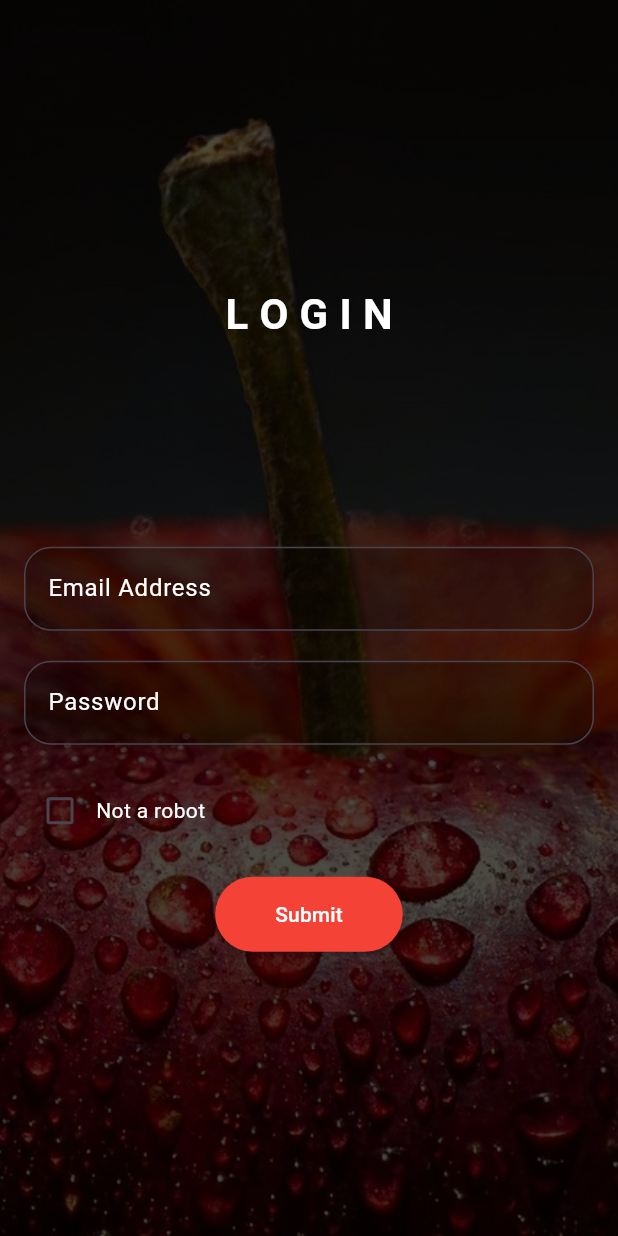
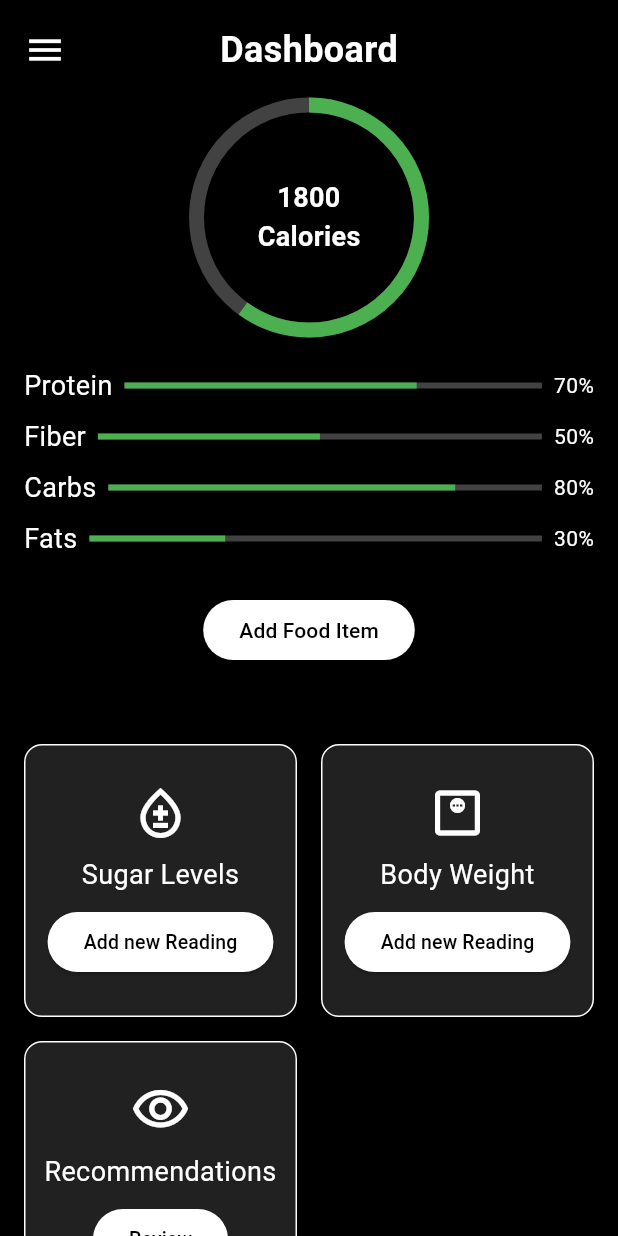
Before and after one commit to himanshuchopade97/Nourish, a Flutter app: the LoginPage screen opened directly, after a tap on "Submit", on a phone screen of 412 x 824 dp. Run offline on Flutter 3.47's test engine with Material 3 defaults, Android fonts, the phone set to English and light mode, and no system bars.

Commit message:
Add dashboard and update login functionality

```diff
--- a/lib/main.dart
+++ b/lib/main.dart
@@ -1,5 +1,7 @@
 import 'package:flutter/material.dart';
+import 'package:nourish/pages/dashboard.dart';
 import 'package:nourish/pages/homepage.dart';
+import 'package:nourish/pages/loginpage.dart';
 
 void main() async {
 
--- /dev/null
+++ b/lib/pages/dashboard.dart
@@ -0,0 +1,208 @@
+import 'package:flutter/material.dart';
+
+class DashboardPage extends StatefulWidget {
+  const DashboardPage({super.key});
+
+  @override
+  State<DashboardPage> createState() => _DashboardPageState();
+}
+
+class _DashboardPageState extends State<DashboardPage> {
+  int calories = 1800;
+
+  Widget _buildCard(
+      {required IconData icon,
+      required String title,
+      required String buttonText}) {
+    return Container(
+      padding: const EdgeInsets.all(12),
+      decoration: BoxDecoration(
+        color: Colors.grey[900],
+        borderRadius: BorderRadius.circular(12),
+        border: Border.all(color: Colors.white, width: 1),
+      ),
+      child: Column(
+        mainAxisAlignment: MainAxisAlignment.center,
+        children: [
+          Icon(icon, color: Colors.white, size: 40),
+          const SizedBox(height: 8),
+          Text(
+            title,
+            style: const TextStyle(color: Colors.white, fontSize: 18),
+            textAlign: TextAlign.center,
+          ),
+          const SizedBox(height: 8),
+          ElevatedButton(
+            onPressed: () {
+              // Handle button action
+            },
+            style: ElevatedButton.styleFrom(
+              backgroundColor: Colors.white,
+              foregroundColor: Colors.black,
+              alignment: Alignment.center
+            ),
+            child: Text(buttonText, style: TextStyle(fontSize: 13),),
+          ),
+        ],
+      ),
+    );
+  }
+
+  @override
+  Widget build(BuildContext context) {
+    return Scaffold(
+      backgroundColor: Colors.black,
+      body: SafeArea(
+        child: SingleChildScrollView(
+          child: Column(
+            children: [
+              Padding(
+                padding: const EdgeInsets.all(16.0),
+                child: Column(
+                  crossAxisAlignment: CrossAxisAlignment.start,
+                  children: [
+                    // Top Bar
+                    const Row(
+                      mainAxisAlignment: MainAxisAlignment.spaceBetween,
+                      children: [
+                        Icon(Icons.menu, color: Colors.white, size: 28),
+                        Text(
+                          "Dashboard",
+                          style: TextStyle(
+                            color: Colors.white,
+                            fontSize: 24,
+                            fontWeight: FontWeight.bold,
+                          ),
+                        ),
+                        SizedBox(width: 28),
+                      ],
+                    ),
+                    const SizedBox(height: 20),
+
+                    // Circular Progress Indicator
+                    Row(
+                      mainAxisAlignment: MainAxisAlignment.center,
+                      children: [
+                        Stack(
+                          alignment: Alignment.center,
+                          children: [
+                            SizedBox(
+                              width: 150,
+                              height: 150,
+                              child: CircularProgressIndicator(
+                                value:
+                                    calories / 3000, // Dynamic progress value
+                                strokeWidth: 10,
+                                backgroundColor: Colors.grey.shade800,
+                                color: Colors.green,
+                              ),
+                            ),
+                            Text(
+                              "$calories\nCalories",
+                              textAlign: TextAlign.center,
+                              style: const TextStyle(
+                                color: Colors.white,
+                                fontSize: 18,
+                                fontWeight: FontWeight.bold,
+                              ),
+                            ),
+                          ],
+                        ),
+                      ],
+                    ),
+                    const SizedBox(height: 20),
+
+                    // Nutritional Bars
+                    Column(
+                      children: [
+                        _buildNutrientRow("Protein", 0.7),
+                        _buildNutrientRow("Fiber", 0.5),
+                        _buildNutrientRow("Carbs", 0.8),
+                        _buildNutrientRow("Fats", 0.3),
+                      ],
+                    ),
+                    const SizedBox(height: 20),
+
+                    // Add Food Item Button
+                    Center(
+                      child: ElevatedButton(
+                        onPressed: () {
+                          // Handle Add Food Item action
+                        },
+                        style: ElevatedButton.styleFrom(
+                          backgroundColor: Colors.white,
+                          foregroundColor: Colors.black,
+                        ),
+                        child: const Text("Add Food Item"),
+                      ),
+                    ),
+                  ],
+                ),
+              ),
+
+              const SizedBox(height: 20),
+
+              // Grid Cards
+              Padding(
+                padding: const EdgeInsets.all(16.0),
+                child: GridView.count(
+                  crossAxisCount: 2,
+                  crossAxisSpacing: 16,
+                  mainAxisSpacing: 16,
+                  shrinkWrap: true,
+                  physics: const NeverScrollableScrollPhysics(),
+                  children: [
+                    _buildCard(
+                      icon: Icons.bloodtype_outlined,
+                      title: "Sugar Levels",
+                      buttonText: "Add new Reading",
+                    ),
+                    _buildCard(
+                      icon: Icons.monitor_weight_outlined,
+                      title: "Body Weight",
+                      buttonText: "Add new Reading",
+                    ),
+                    _buildCard(
+                      icon: Icons.visibility_outlined,
+                      title: "Recommendations",
+                      buttonText: "Review",
+                    ),
+                  ],
+                ),
+              ),
+            ],
+          ),
+        ),
+      ),
+    );
+  }
+
+  Widget _buildNutrientRow(String nutrient, double value) {
+    return Padding(
+      padding: const EdgeInsets.symmetric(vertical: 4.0),
+      child: Row(
+        mainAxisAlignment: MainAxisAlignment.spaceBetween,
+        children: [
+          Text(
+            nutrient,
+            style: const TextStyle(color: Colors.white, fontSize: 18),
+          ),
+          Expanded(
+            child: Padding(
+              padding: const EdgeInsets.symmetric(horizontal: 8.0),
+              child: LinearProgressIndicator(
+                value: value,
+                color: Colors.green,
+                backgroundColor: Colors.grey[800],
+              ),
+            ),
+          ),
+          Text(
+            "${(value * 100).toInt()}%",
+            style: const TextStyle(color: Colors.white),
+          ),
+        ],
+      ),
+    );
+  }
+}
--- a/lib/pages/homepage.dart
+++ b/lib/pages/homepage.dart
@@ -90,7 +90,7 @@ class _HomePageState extends State<HomePage> {
                           // Handle Log-in action
                           Navigator.push(
                             context,
-                            MaterialPageRoute(builder: (context) => LoginPage()),
+                            MaterialPageRoute(builder: (context) => const LoginPage()),
                           );
                         },
                         style: ElevatedButton.styleFrom(
--- a/lib/pages/loginpage.dart
+++ b/lib/pages/loginpage.dart
@@ -1,4 +1,5 @@
 import 'package:flutter/material.dart';
+import 'package:nourish/pages/dashboard.dart';
 
 class LoginPage extends StatefulWidget {
   const LoginPage({super.key});
@@ -43,13 +44,14 @@ class _LoginPageState extends State<LoginPage> {
                         ),
                       ),
 
-                    SizedBox(height: 135,),
-                    // Email Field
+                    const SizedBox(height: 135,),
+
+                    // Username Field
                     TextField(
                       decoration: InputDecoration(
-                        labelText: 'Email Address',
+                        labelText: 'Username',
                         labelStyle: const TextStyle(color: Colors.white),
-                        hintText: 'Email',
+                        hintText: 'Username',
                         hintStyle: const TextStyle(color: Colors.white54),
                         filled: true,
                         fillColor: Colors.black.withOpacity(0.2),
@@ -107,7 +109,10 @@ class _LoginPageState extends State<LoginPage> {
                     // Submit Button
                     ElevatedButton(
                       onPressed: () {
-                        // Handle submit action
+                        Navigator.push(
+                            context,
+                            MaterialPageRoute(builder: (context) => const DashboardPage()),
+                          );
                       },
                       style: ElevatedButton.styleFrom(
                         backgroundColor: Colors.red,
```
